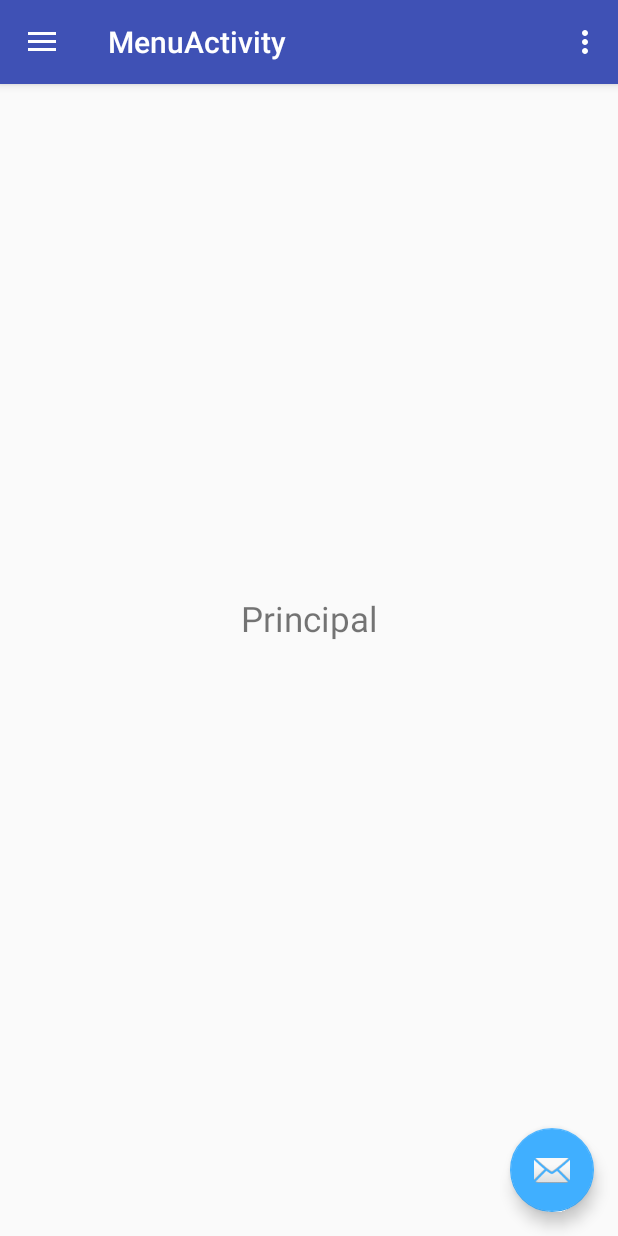
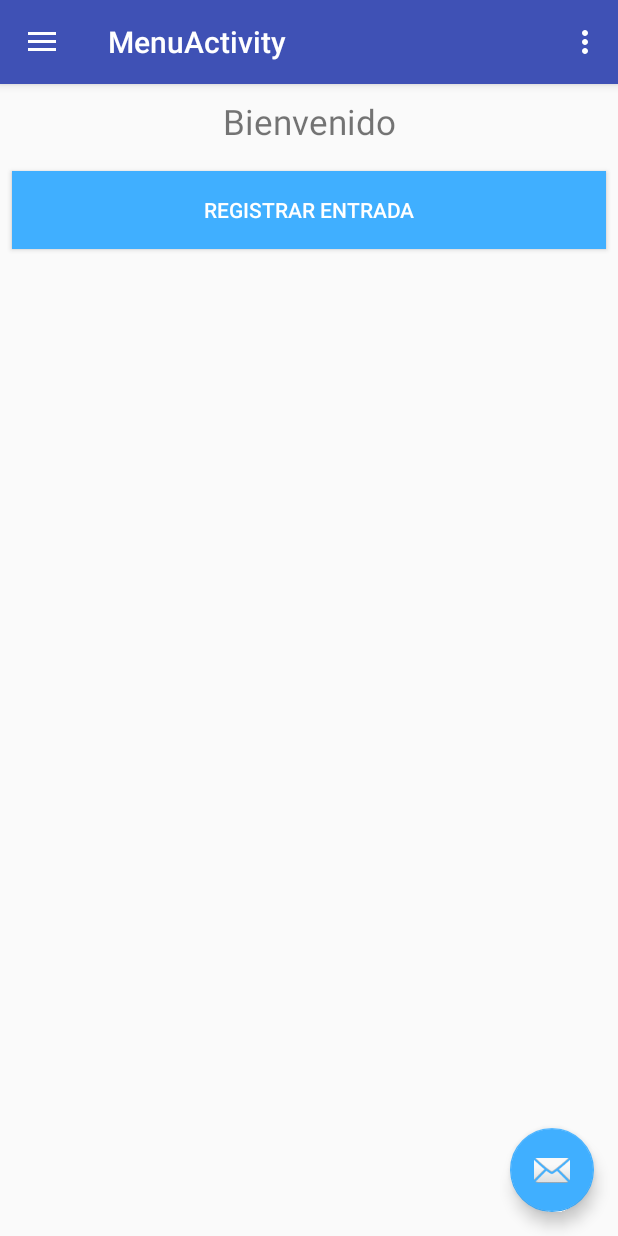
Before and after one commit to daton/ClinicaAdmin, an Android app: the MenuActivity screen opened directly, with no data from a screen before it, on a phone screen of 412 x 824 dp. Run offline under Robolectric (Android 15) with nearby library versions, the phone set to English and light mode, and no system bars; libraries missing offline, so code that uses them is left out: org.springframework.http, org.springframework.web.

Commit message:
Preparando boton Ingreso...

```diff
--- a/app/src/main/java/clinicamovil/unitec/org/clinicaadmin/MenuActivity.kt
+++ b/app/src/main/java/clinicamovil/unitec/org/clinicaadmin/MenuActivity.kt
@@ -27,12 +27,12 @@ class MenuActivity : AppCompatActivity(), NavigationView.OnNavigationItemSelecte
         super.onCreate(savedInstanceState)
         setContentView(R.layout.activity_menu)
         setSupportActionBar(toolbar)
-
+/*
         fab.setOnClickListener { view ->
             Snackbar.make(view, "Replace with your own action", Snackbar.LENGTH_LONG)
                     .setAction("Action", null).show()
         }
-
+*/
         val toggle = ActionBarDrawerToggle(
                 this, drawer_layout, toolbar, R.string.navigation_drawer_open, R.string.navigation_drawer_close)
         drawer_layout.addDrawerListener(toggle)
@@ -84,7 +84,21 @@ class MenuActivity : AppCompatActivity(), NavigationView.OnNavigationItemSelecte
                Toast.makeText(applicationContext,"Seleccionaste "+item,Toast.LENGTH_SHORT).show();
            }
 
-    }
+
+
+        /**************************************************************
+        Inicia boton registrar ingreso
+         ***************************************************************/
+          findViewById<Button>(R.id.botonIngreso).setOnClickListener {
+              Toast.makeText(applicationContext, "Procedermos al registro ", Toast.LENGTH_SHORT).show()
+          }
+
+        /**************************************************************
+        termina boton registrar ingreso
+         ***************************************************************/
+    } //Termina OnCReate
+
+
 
     override fun onBackPressed() {
         if (drawer_layout.isDrawerOpen(GravityCompat.START)) {
--- a/app/src/main/res/layout/principal.xml
+++ b/app/src/main/res/layout/principal.xml
@@ -10,18 +10,32 @@
     <TextView
         android:id="@+id/textView4"
         android:layout_width="0dp"
-        android:layout_height="wrap_content"
-        android:layout_marginBottom="8dp"
-        android:layout_marginEnd="8dp"
+        android:layout_height="34dp"
+        android:layout_marginStart="8dp"
         android:layout_marginLeft="8dp"
-        android:layout_marginRight="8dp"
-        android:layout_marginStart="8dp"
-        android:layout_marginTop="8dp"
+        android:layout_marginTop="64dp"
+        android:layout_marginEnd="7dp"
+        android:layout_marginRight="7dp"
         android:gravity="center"
-        android:text="Principal"
+        android:text="Bienvenido"
         android:textSize="23dp"
-        app:layout_constraintBottom_toBottomOf="parent"
         app:layout_constraintEnd_toEndOf="parent"
         app:layout_constraintStart_toStartOf="parent"
         app:layout_constraintTop_toTopOf="parent" />
+
+    <Button
+        android:id="@+id/botonIngreso"
+        android:layout_width="0dp"
+        android:layout_height="52dp"
+        android:layout_marginStart="8dp"
+        android:layout_marginLeft="8dp"
+        android:layout_marginTop="16dp"
+        android:layout_marginEnd="8dp"
+        android:layout_marginRight="8dp"
+        android:background="@color/colorAccent"
+        android:text="Registrar entrada"
+        android:textColor="@color/blanco"
+        app:layout_constraintEnd_toEndOf="parent"
+        app:layout_constraintStart_toStartOf="parent"
+        app:layout_constraintTop_toBottomOf="@+id/textView4" />
 </android.support.constraint.ConstraintLayout>
--- a/app/src/main/res/values/colors.xml
+++ b/app/src/main/res/values/colors.xml
@@ -3,5 +3,5 @@
     <color name="colorPrimary">#3F51B5</color>
     <color name="colorPrimaryDark">#303F9F</color>
     <color name="colorAccent">#40afff</color>
-    <color name="blanco">#ffff</color>
+    <color name="blanco">#ffffff</color>
 </resources>
```
